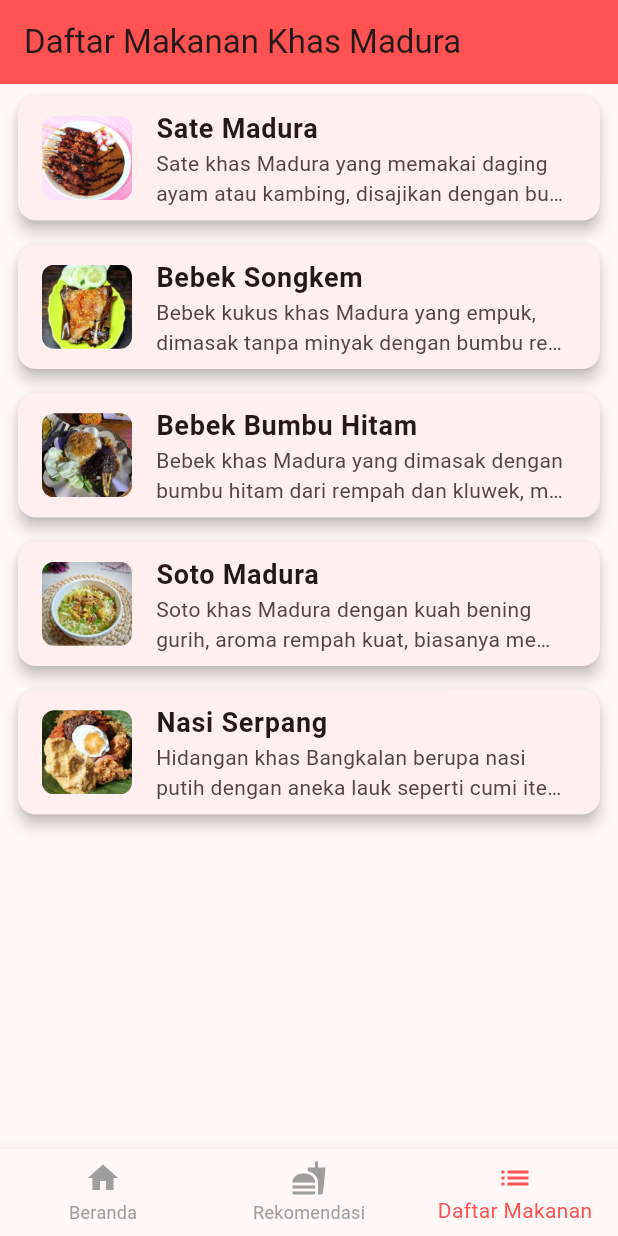
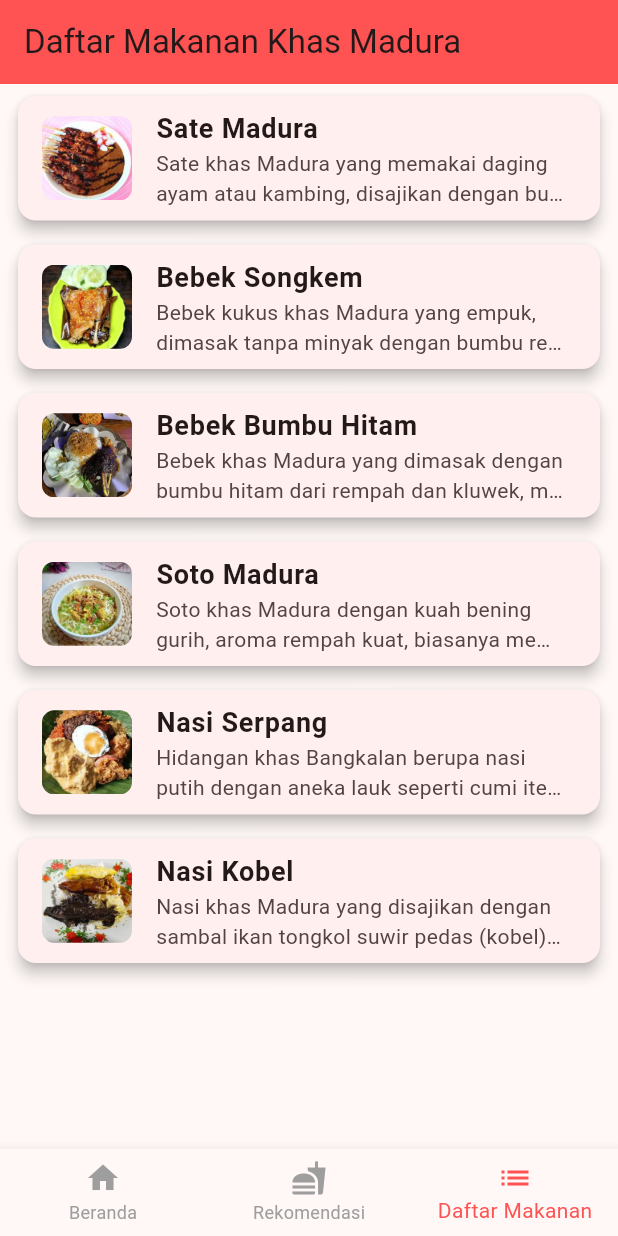
Before and after one commit to Yofaa123/Project-Flutter, a Flutter app: the screen it shows after launch, item 3 of the bottom bar chosen, on a phone screen of 412 x 824 dp. Run offline on Flutter 3.47's test engine with Material 3 defaults, Android fonts, the light colour scheme and no system bars; our stand-ins replace share_plus.

Commit message:
menambahkan menu makanan dan detail makanan Nasi Kobel

```diff
--- a/lib/data/makanan_data.dart
+++ b/lib/data/makanan_data.dart
@@ -168,4 +168,36 @@ final List<Makanan> daftarMakanan = [
     saranPenyajian:
         'Sajikan lengkap dengan kuah ringan atau kuah kaldu agar lebih nikmat dan tidak terlalu kering.',
   ),
+
+  Makanan(
+    nama: 'Nasi Kobel',
+    deskripsi:
+        'Nasi khas Madura yang disajikan dengan sambal ikan tongkol suwir pedas (kobel) dan lauk sederhana. Rasanya gurih, pedas, dan sangat menggugah selera.',
+    gambar: 'kobel.jpeg',
+    bahan: [
+      '1 piring nasi putih',
+      '100 gr ikan tongkol (rebus & suwir)',
+      '1 butir telur (dadar atau rebus)',
+      'Sedikit minyak untuk menumis',
+      'Garam & gula secukupnya',
+    ],
+    bumbu: [
+      '5 buah cabai merah',
+      '7 buah cabai rawit (sesuaikan tingkat pedas)',
+      '3 siung bawang merah',
+      '2 siung bawang putih',
+      '1 buah tomat kecil',
+      '1 sdt terasi bakar',
+      'Garam & gula secukupnya',
+    ],
+    langkah: [
+      'Haluskan cabai, bawang, tomat, dan terasi.',
+      'Tumis bumbu halus hingga harum, bumbui garam & gula.',
+      'Masukkan tongkol suwir, aduk hingga bumbu meresap.',
+      'Siapkan nasi di piring, letakkan kobel di atasnya.',
+      'Tambahkan telur dan lauk tambahan sesuai selera.',
+    ],
+    saranPenyajian:
+        'Nikmati saat masih hangat dengan kerupuk dan perasan jeruk limau agar lebih segar.',
+  ),
 ];
```
